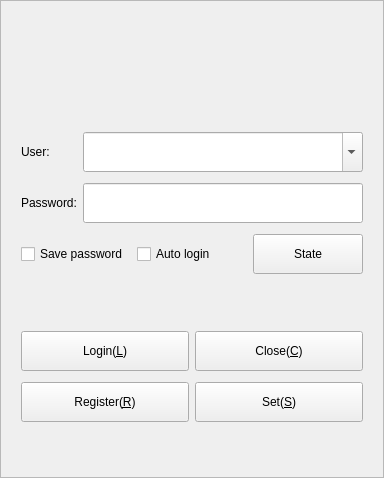
First picture: the form in Widgets/FrmLogin/FrmLogin.ui, repository KangLin/RabbitIm, before the edit.
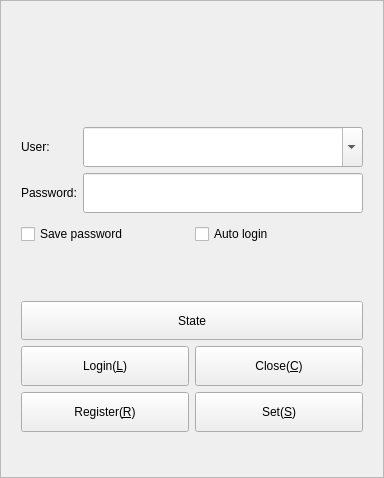
Second picture: the form after the edit. Icons and pictures are not drawn.

Diff of the .ui file:
```diff
--- a/Widgets/FrmLogin/FrmLogin.ui
+++ b/Widgets/FrmLogin/FrmLogin.ui
@@ -113,73 +113,49 @@
         </property>
        </widget>
       </item>
-      <item row="4" column="0" colspan="2">
-       <layout class="QHBoxLayout" name="horizontalLayout">
-        <item>
-         <widget class="QPushButton" name="pbOk">
-          <property name="minimumSize">
-           <size>
-            <width>80</width>
-            <height>40</height>
-           </size>
-          </property>
-          <property name="maximumSize">
-           <size>
-            <width>16777215</width>
-            <height>40</height>
-           </size>
-          </property>
-          <property name="toolTip">
-           <string>Login</string>
-          </property>
-          <property name="text">
-           <string>Login(&amp;L)</string>
-          </property>
-          <property name="icon">
-           <iconset resource="../../Resource/Resource.qrc">
-            <normaloff>:/icon/Login</normaloff>:/icon/Login</iconset>
-          </property>
-          <property name="autoDefault">
-           <bool>true</bool>
-          </property>
-          <property name="default">
-           <bool>false</bool>
-          </property>
-         </widget>
-        </item>
-        <item>
-         <widget class="QPushButton" name="pbClose">
-          <property name="minimumSize">
-           <size>
-            <width>80</width>
-            <height>40</height>
-           </size>
-          </property>
-          <property name="maximumSize">
-           <size>
-            <width>16777215</width>
-            <height>40</height>
-           </size>
-          </property>
-          <property name="toolTip">
-           <string>Close</string>
-          </property>
-          <property name="text">
-           <string>Close(&amp;C)</string>
-          </property>
-          <property name="icon">
-           <iconset resource="../../Resource/Resource.qrc">
-            <normaloff>:/icon/Close</normaloff>:/icon/Close</iconset>
-          </property>
-          <property name="autoDefault">
-           <bool>true</bool>
-          </property>
-          <property name="default">
-           <bool>false</bool>
-          </property>
-         </widget>
-        </item>
-       </layout>
+      <item row="0" column="1">
+       <widget class="QComboBox" name="cmbUser">
+        <property name="minimumSize">
+         <size>
+          <width>0</width>
+          <height>40</height>
+         </size>
+        </property>
+        <property name="maximumSize">
+         <size>
+          <width>16777215</width>
+          <height>40</height>
+         </size>
+        </property>
+        <property name="editable">
+         <bool>true</bool>
+        </property>
+       </widget>
+      </item>
+      <item row="1" column="0">
+       <widget class="QLabel" name="label_2">
+        <property name="sizePolicy">
+         <sizepolicy hsizetype="Preferred" vsizetype="Fixed">
+          <horstretch>0</horstretch>
+          <verstretch>0</verstretch>
+         </sizepolicy>
+        </property>
+        <property name="minimumSize">
+         <size>
+          <width>0</width>
+          <height>40</height>
+         </size>
+        </property>
+        <property name="maximumSize">
+         <size>
+          <width>16777215</width>
+          <height>40</height>
+         </size>
+        </property>
+        <property name="text">
+         <string>Password:</string>
+        </property>
+       </widget>
       </item>
       <item row="1" column="1">
        <widget class="QLineEdit" name="lnPassword">
@@ -252,93 +228,15 @@
           </property>
          </widget>
         </item>
-        <item>
-         <widget class="QPushButton" name="pbState">
-          <property name="sizePolicy">
-           <sizepolicy hsizetype="Preferred" vsizetype="Fixed">
-            <horstretch>0</horstretch>
-            <verstretch>0</verstretch>
-           </sizepolicy>
-          </property>
-          <property name="minimumSize">
-           <size>
-            <width>100</width>
-            <height>40</height>
-           </size>
-          </property>
-          <property name="maximumSize">
-           <size>
-            <width>16777215</width>
-            <height>40</height>
-           </size>
-          </property>
-          <property name="text">
-           <string>State</string>
-          </property>
-          <property name="autoDefault">
-           <bool>true</bool>
-          </property>
-          <property name="default">
-           <bool>false</bool>
-          </property>
-          <property name="flat">
-           <bool>false</bool>
-          </property>
-         </widget>
-        </item>
        </layout>
       </item>
-      <item row="0" column="1">
-       <widget class="QComboBox" name="cmbUser">
-        <property name="minimumSize">
-         <size>
-          <width>0</width>
-          <height>40</height>
-         </size>
-        </property>
-        <property name="maximumSize">
-         <size>
-          <width>16777215</width>
-          <height>40</height>
-         </size>
-        </property>
-        <property name="editable">
-         <bool>true</bool>
-        </property>
-       </widget>
-      </item>
-      <item row="1" column="0">
-       <widget class="QLabel" name="label_2">
-        <property name="sizePolicy">
-         <sizepolicy hsizetype="Preferred" vsizetype="Fixed">
-          <horstretch>0</horstretch>
-          <verstretch>0</verstretch>
-         </sizepolicy>
-        </property>
-        <property name="minimumSize">
-         <size>
-          <width>0</width>
-          <height>40</height>
-         </size>
-        </property>
-        <property name="maximumSize">
-         <size>
-          <width>16777215</width>
-          <height>40</height>
-         </size>
-        </property>
-        <property name="text">
-         <string>Password:</string>
-        </property>
-       </widget>
-      </item>
       <item row="3" column="0" colspan="2">
        <widget class="QLabel" name="lbePrompt">
         <property name="enabled">
          <bool>true</bool>
         </property>
         <property name="sizePolicy">
-         <sizepolicy hsizetype="Preferred" vsizetype="Fixed">
+         <sizepolicy hsizetype="Preferred" vsizetype="Preferred">
           <horstretch>0</horstretch>
           <verstretch>0</verstretch>
          </sizepolicy>
@@ -352,7 +250,7 @@
         <property name="maximumSize">
          <size>
           <width>16777215</width>
-          <height>35</height>
+          <height>16777215</height>
          </size>
         </property>
         <property name="text">
@@ -363,7 +261,109 @@
         </property>
        </widget>
       </item>
+      <item row="4" column="0" colspan="2">
+       <widget class="QPushButton" name="pbState">
+        <property name="sizePolicy">
+         <sizepolicy hsizetype="Preferred" vsizetype="Preferred">
+          <horstretch>0</horstretch>
+          <verstretch>0</verstretch>
+         </sizepolicy>
+        </property>
+        <property name="minimumSize">
+         <size>
+          <width>0</width>
+          <height>0</height>
+         </size>
+        </property>
+        <property name="maximumSize">
+         <size>
+          <width>16777215</width>
+          <height>16777215</height>
+         </size>
+        </property>
+        <property name="text">
+         <string>State</string>
+        </property>
+        <property name="autoDefault">
+         <bool>true</bool>
+        </property>
+        <property name="default">
+         <bool>false</bool>
+        </property>
+        <property name="flat">
+         <bool>false</bool>
+        </property>
+       </widget>
+      </item>
       <item row="5" column="0" colspan="2">
+       <layout class="QHBoxLayout" name="horizontalLayout">
+        <item>
+         <widget class="QPushButton" name="pbOk">
+          <property name="minimumSize">
+           <size>
+            <width>80</width>
+            <height>40</height>
+           </size>
+          </property>
+          <property name="maximumSize">
+           <size>
+            <width>16777215</width>
+            <height>40</height>
+           </size>
+          </property>
+          <property name="toolTip">
+           <string>Login</string>
+          </property>
+          <property name="text">
+           <string>Login(&amp;L)</string>
+          </property>
+          <property name="icon">
+           <iconset resource="../../Resource/Resource.qrc">
+            <normaloff>:/icon/Login</normaloff>:/icon/Login</iconset>
+          </property>
+          <property name="autoDefault">
+           <bool>true</bool>
+          </property>
+          <property name="default">
+           <bool>false</bool>
+          </property>
+         </widget>
+        </item>
+        <item>
+         <widget class="QPushButton" name="pbClose">
+          <property name="minimumSize">
+           <size>
+            <width>80</width>
+            <height>40</height>
+           </size>
+          </property>
+          <property name="maximumSize">
+           <size>
+            <width>16777215</width>
+            <height>40</height>
+           </size>
+          </property>
+          <property name="toolTip">
+           <string>Close</string>
+          </property>
+          <property name="text">
+           <string>Close(&amp;C)</string>
+          </property>
+          <property name="icon">
+           <iconset resource="../../Resource/Resource.qrc">
+            <normaloff>:/icon/Close</normaloff>:/icon/Close</iconset>
+          </property>
+          <property name="autoDefault">
+           <bool>true</bool>
+          </property>
+          <property name="default">
+           <bool>false</bool>
+          </property>
+         </widget>
+        </item>
+       </layout>
+      </item>
+      <item row="6" column="0" colspan="2">
        <layout class="QHBoxLayout" name="horizontalLayout_3">
         <item>
          <widget class="QPushButton" name="pbRegitster">
```
